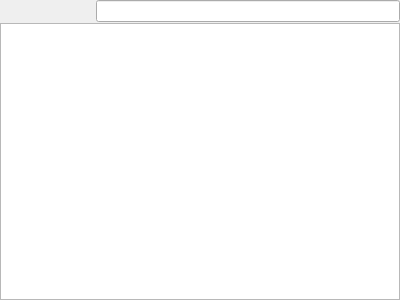
Above: src/widgets/fileview.ui from clementine-player/Clementine before the change. Below: the same form after it.
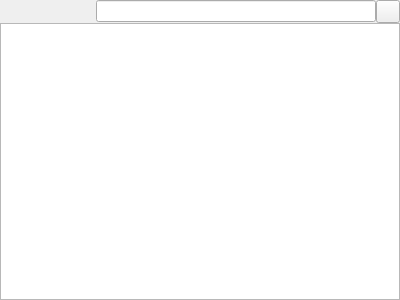
That is the form after the change. Custom widgets are drawn as their Qt base class.

```diff
--- a/src/widgets/fileview.ui
+++ b/src/widgets/fileview.ui
@@ -86,6 +86,25 @@
      <item>
       <widget class="QLineEdit" name="path"/>
      </item>
+     <item>
+      <widget class="QToolButton" name="toggle_filter">
+       <property name="enabled">
+        <bool>true</bool>
+       </property>
+       <property name="iconSize">
+        <size>
+         <width>16</width>
+         <height>16</height>
+        </size>
+       </property>
+       <property name="checkable">
+        <bool>true</bool>
+       </property>
+       <property name="autoRaise">
+        <bool>false</bool>
+       </property>
+      </widget>
+     </item>
     </layout>
    </item>
    <item>
```
